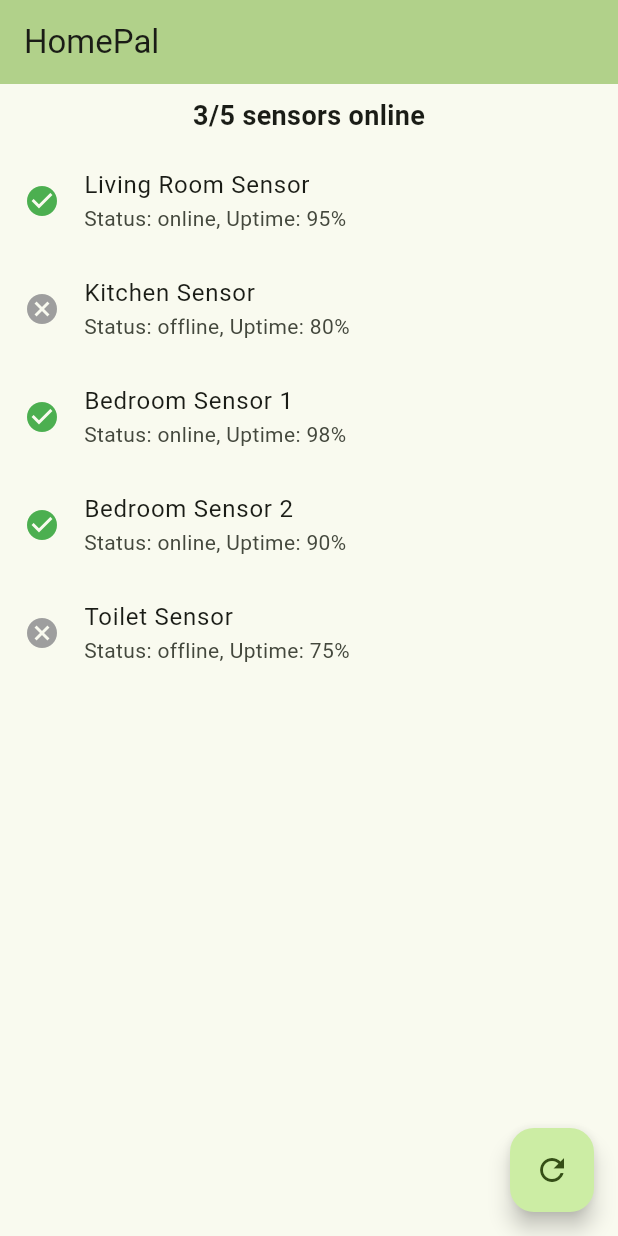
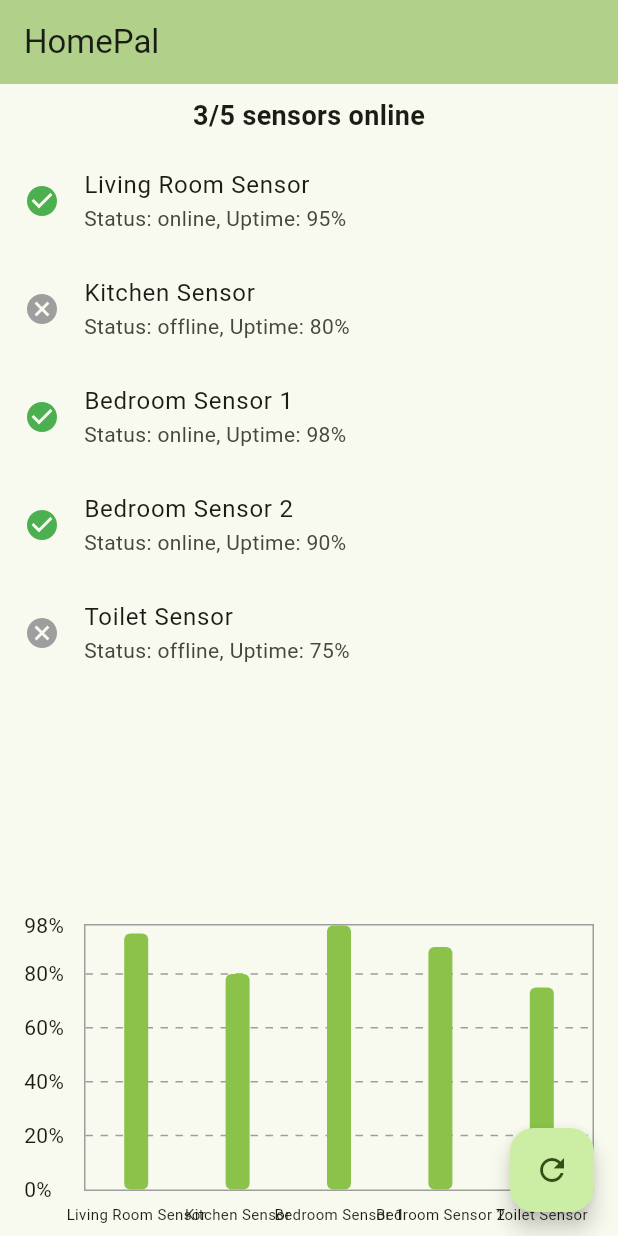
Before and after one commit to Madeee1/Simple-Flutter-Dashboard, a Flutter app: the screen it shows after launch, on a phone screen of 412 x 824 dp. Run offline on Flutter 3.47's test engine with Material 3 defaults, Android fonts, the phone set to English and light mode, and no system bars; drawn by our look-alikes of fl_chart.

Commit message:
feat: bonus task

```diff
--- a/lib/main.dart
+++ b/lib/main.dart
@@ -2,6 +2,7 @@
 import 'dart:convert';
 import 'dart:math';
 import 'package:flutter/services.dart' show rootBundle;
+import 'package:fl_chart/fl_chart.dart';
 
 void main() {
   runApp(const MyApp());
@@ -99,6 +100,79 @@
     );
   }
 
+  Widget _buildBarChart() {
+    return Padding(
+      padding: const EdgeInsets.symmetric(horizontal: 16.0, vertical: 8.0),
+      child: SizedBox(
+        height: 200, // Set a fixed height for the bar chart
+        child: BarChart(
+          BarChartData(
+            alignment: BarChartAlignment.spaceAround,
+            barGroups: _data.map((sensor) {
+              return BarChartGroupData(
+                x: _data.indexOf(sensor),
+                barRods: [
+                  BarChartRodData(
+                    toY: sensor['uptime'].toDouble(),
+                    color: Colors.lightGreen,
+                    width: 16,
+                    borderRadius: BorderRadius.circular(4),
+                  ),
+                ],
+              );
+            }).toList(),
+            titlesData: FlTitlesData(
+              leftTitles: AxisTitles(
+                sideTitles: SideTitles(
+                  showTitles: true,
+                  reservedSize: 40,
+                  getTitlesWidget: (double value, TitleMeta meta) {
+                    return Text('${value.toInt()}%');
+                  },
+                ),
+              ),
+              bottomTitles: AxisTitles(
+                sideTitles: SideTitles(
+                  showTitles: true,
+                  getTitlesWidget: (double value, TitleMeta meta) {
+                    return Padding(
+                      padding: const EdgeInsets.only(top: 8.0),
+                      child: Text(
+                        _data[value.toInt()]['name'],
+                        style: TextStyle(fontSize: 10),
+                      ),
+                    );
+                  },
+                ),
+              ),
+              topTitles: AxisTitles(
+                sideTitles: SideTitles(showTitles: false),
+              ),
+              rightTitles: AxisTitles(
+                sideTitles: SideTitles(showTitles: false),
+              ),
+            ),
+            borderData: FlBorderData(
+              show: true,
+              border: Border.all(color: Colors.grey, width: 1),
+            ),
+            gridData: FlGridData(
+              show: true,
+              drawVerticalLine: false,
+              getDrawingHorizontalLine: (value) {
+                return FlLine(
+                  color: Colors.grey.withValues(alpha: 50),
+                  dashArray: [5, 5],
+                  strokeWidth: 1,
+                );
+              },
+            ),
+          ),
+        ),
+      ),
+    );
+  }
+
   @override
   Widget build(BuildContext context) {
     return Scaffold(
@@ -132,6 +206,7 @@
                       },
                     ),
                   ),
+                  _buildBarChart(), // Add the bar chart here
                 ],
               ),
       ),
--- a/pubspec.yaml
+++ b/pubspec.yaml
@@ -30,10 +30,8 @@ environment:
 dependencies:
   flutter:
     sdk: flutter
-
-  # The following adds the Cupertino Icons font to your application.
-  # Use with the CupertinoIcons class for iOS style icons.
   cupertino_icons: ^1.0.8
+  fl_chart: ^0.70.2
 
 dev_dependencies:
   flutter_test:
```
